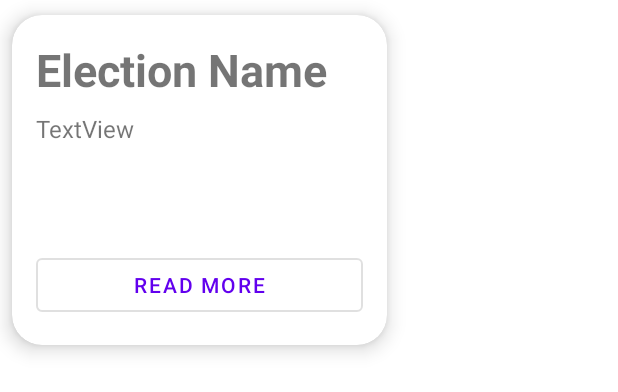
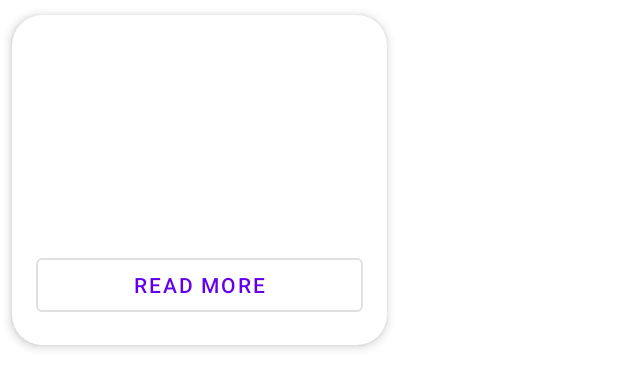
Before and after one commit to x64-tech/Morden-Election, an Android app: the layout upcoming_election_card.xml on its own in the app's theme, with its tools: preview values and no code run, on a phone screen of 412 x 824 dp. Shown: the top 392 px of the screen. Run offline under Robolectric (Android 15) with nearby library versions, the phone set to English and light mode, and no system bars; network calls fail.

Commit message:
fixed minor layout setting

```diff
--- a/app/src/main/res/layout/current_election_card.xml
+++ b/app/src/main/res/layout/current_election_card.xml
@@ -8,7 +8,7 @@
     android:layout_marginRight="8dp"
     android:layout_marginBottom="10dp"
     app:cardCornerRadius="20dp"
-    app:cardElevation="8dp">
+    app:cardElevation="4dp">
 
     <androidx.constraintlayout.widget.ConstraintLayout
         android:layout_width="match_parent"
@@ -37,7 +37,6 @@
             android:layout_marginEnd="16dp"
             android:layout_marginBottom="8dp"
             android:maxLines="2"
-            android:text="this is on going election"
             android:textSize="24sp"
             android:textStyle="bold"
             app:layout_constraintBottom_toTopOf="@+id/currentElectionButton"
@@ -50,7 +49,7 @@
             android:id="@+id/currentElectionButton"
             android:layout_width="wrap_content"
             android:layout_height="wrap_content"
-            android:text="View Election"
+            android:text="@string/view_election"
             app:layout_constraintBottom_toBottomOf="@+id/currentElectionProgress"
             app:layout_constraintStart_toStartOf="@+id/currentElectionName" />
 
@@ -58,7 +57,6 @@
             android:id="@+id/currentElectionPercent"
             android:layout_width="wrap_content"
             android:layout_height="wrap_content"
-            android:text="75"
             android:textSize="34sp"
             android:textStyle="bold"
             app:layout_constraintBottom_toBottomOf="@+id/currentElectionProgress"
--- a/app/src/main/res/layout/past_election_card.xml
+++ b/app/src/main/res/layout/past_election_card.xml
@@ -22,7 +22,8 @@
             app:layout_constraintBottom_toBottomOf="parent"
             app:layout_constraintStart_toStartOf="parent"
             app:layout_constraintTop_toTopOf="parent"
-            app:srcCompat="@drawable/ic_round_how_to_vote_24" />
+            app:srcCompat="@drawable/ic_round_how_to_vote_24"
+            android:contentDescription="@string/icon" />
 
         <TextView
             android:id="@+id/pastElectionText"
@@ -30,7 +31,7 @@
             android:layout_height="wrap_content"
             android:layout_marginStart="16dp"
             android:textSize="24sp"
-            android:textStyle="normal|bold"
+            android:textStyle="bold"
             app:layout_constraintBottom_toBottomOf="@+id/imageView11"
             app:layout_constraintStart_toEndOf="@+id/imageView11"
             app:layout_constraintTop_toTopOf="@+id/imageView11" />
--- a/app/src/main/res/layout/upcoming_election_card.xml
+++ b/app/src/main/res/layout/upcoming_election_card.xml
@@ -1,7 +1,6 @@
 <?xml version="1.0" encoding="utf-8"?>
 <com.google.android.material.card.MaterialCardView xmlns:android="http://schemas.android.com/apk/res/android"
     xmlns:app="http://schemas.android.com/apk/res-auto"
-    xmlns:tools="http://schemas.android.com/tools"
     android:layout_width="250dp"
     android:layout_height="220dp"
     android:layout_marginLeft="8dp"
@@ -9,7 +8,7 @@
     android:layout_marginRight="8dp"
     android:layout_marginBottom="10dp"
     app:cardCornerRadius="20dp"
-    app:cardElevation="8dp">
+    app:cardElevation="4dp">
 
     <androidx.constraintlayout.widget.ConstraintLayout
         android:layout_width="match_parent"
@@ -23,7 +22,6 @@
             android:layout_marginTop="16dp"
             android:layout_marginEnd="16dp"
             android:maxLines="2"
-            android:text="Election Name"
             android:textSize="30sp"
             android:textStyle="bold"
             app:layout_constraintEnd_toEndOf="parent"
@@ -36,7 +34,6 @@
             android:layout_height="0dp"
             android:layout_marginTop="8dp"
             android:layout_marginBottom="8dp"
-            android:text="TextView"
             android:textSize="16sp"
             app:layout_constraintBottom_toTopOf="@+id/readMore"
             app:layout_constraintEnd_toEndOf="@+id/electionName"
@@ -50,7 +47,7 @@
             android:layout_width="0dp"
             android:layout_height="wrap_content"
             android:layout_marginBottom="16dp"
-            android:text="Read More"
+            android:text="@string/read_more"
             app:layout_constraintBottom_toBottomOf="parent"
             app:layout_constraintEnd_toEndOf="@+id/electionName"
             app:layout_constraintStart_toStartOf="@+id/electionName" />
--- a/app/src/main/res/values/strings.xml
+++ b/app/src/main/res/values/strings.xml
@@ -33,4 +33,7 @@
     <string name="attachment_summary_on">Automatically download attachments for incoming emails
     </string>
     <string name="attachment_summary_off">Only download attachments when manually requested</string>
+    <string name="read_more">Read More</string>
+    <string name="view_election">View Election</string>
+    <string name="icon">icon</string>
 </resources>
```
